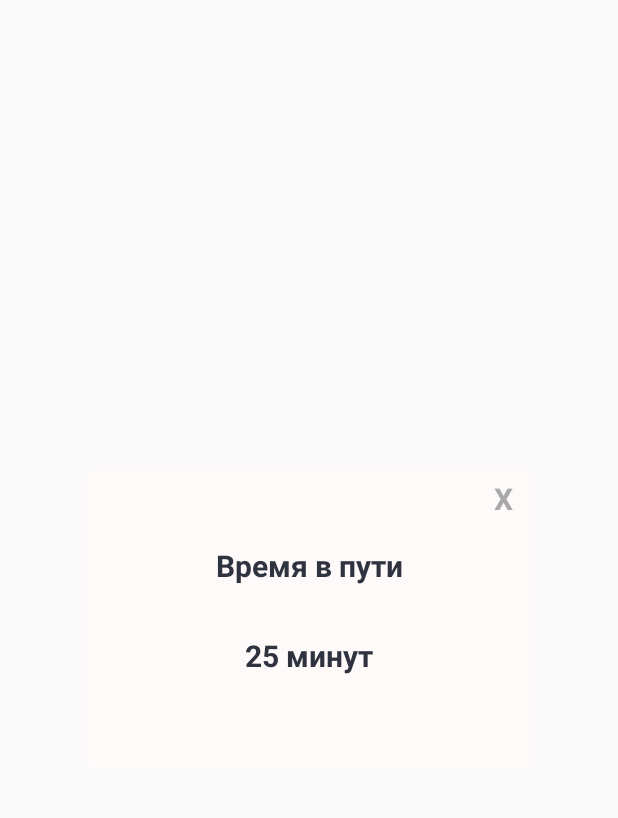
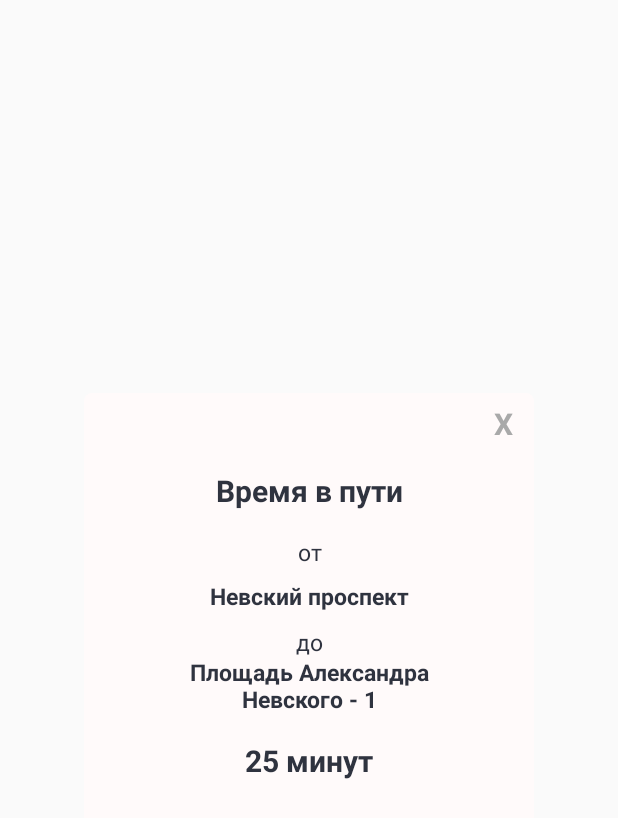
Before and after one commit to Nefedov-Nikita/SubwayProject, an Android app: the layout time.xml on its own in the app's theme, with its tools: preview values and no code run, on a phone screen of 412 x 824 dp. Shown: the top 818 px of the screen. Run offline under Robolectric (Android 15) with nearby library versions, the phone set to English and light mode, and no system bars.

```diff
--- a/MapView-master/demo/src/main/java/com/onlylemi/mapview/MarkLayerTestActivity.java
+++ b/MapView-master/demo/src/main/java/com/onlylemi/mapview/MarkLayerTestActivity.java
@@ -170,10 +170,16 @@ public class MarkLayerTestActivity extends AppCompatActivity {
     }
 
     public void ShowTime (View v) {
+        TextView otStation;
+        TextView doStation;
         TextView txtclosetime;
         myDialog.setContentView(R.layout.time);
         timeDist = (TextView) myDialog.findViewById(R.id.timer);
         timeDist.setText(distance+" Мин.");
+        otStation = (TextView) myDialog.findViewById(R.id.otStation);
+        doStation = (TextView) myDialog.findViewById(R.id.doStation);
+        otStation.setText(firtsSt);
+        doStation.setText(secSt);
         txtclosetime = (TextView) myDialog.findViewById(R.id.txtclosetime);
         txtclosetime.setOnClickListener(new View.OnClickListener() {
             @Override
--- a/MapView-master/demo/src/main/res/layout/time.xml
+++ b/MapView-master/demo/src/main/res/layout/time.xml
@@ -2,7 +2,7 @@
 <LinearLayout xmlns:android="http://schemas.android.com/apk/res/android"
     android:orientation="vertical"
     android:layout_width="300dp"
-    android:layout_height="200dp"
+    android:layout_height="300dp"
     android:background="@drawable/shape"
     android:padding="5dp"
     android:layout_gravity="center">
@@ -30,6 +30,46 @@
         android:layout_gravity="center"
         android:gravity="center"/>
     <TextView
+        android:id="@+id/otText"
+        android:layout_width="200dp"
+        android:layout_height="20dp"
+        android:textColor="@color/colorBlueDark"
+        android:text="от"
+        android:textSize="15dp"
+        android:textStyle="normal"
+        android:layout_gravity="center"
+        android:gravity="center"/>
+    <TextView
+        android:id="@+id/otStation"
+        android:layout_width="200dp"
+        android:layout_height="40dp"
+        android:textColor="@color/colorBlueDark"
+        android:text="Невский проспект"
+        android:textSize="15dp"
+        android:textStyle="bold"
+        android:layout_gravity="center"
+        android:gravity="center"/>
+    <TextView
+        android:id="@+id/doText"
+        android:layout_width="200dp"
+        android:layout_height="20dp"
+        android:textColor="@color/colorBlueDark"
+        android:text="до"
+        android:textSize="15dp"
+        android:textStyle="normal"
+        android:layout_gravity="center"
+        android:gravity="center"/>
+    <TextView
+        android:id="@+id/doStation"
+        android:layout_width="200dp"
+        android:layout_height="40dp"
+        android:textColor="@color/colorBlueDark"
+        android:text="Площадь Александра Невского - 1"
+        android:textSize="15dp"
+        android:textStyle="bold"
+        android:layout_gravity="center"
+        android:gravity="center"/>
+    <TextView
         android:id="@+id/timer"
         android:layout_width="200dp"
         android:layout_height="60dp"
```
Also changed, not shown: MapView-master/demo/src/main/res/drawable/ic_dawn.xml (added, +11 -0 lines), MapView-master/demo/src/main/res/drawable/ic_info.xml (added, +10 -0 lines), MapView-master/demo/src/main/res/drawable/ic_up.xml (added, +11 -0 lines), MapView-master/demo/src/main/res/layout/popup.xml (+5 -2 lines), MapView-master/library/src/main/res/mipmap-hdpi/mark_touch.png, 1 other file.
